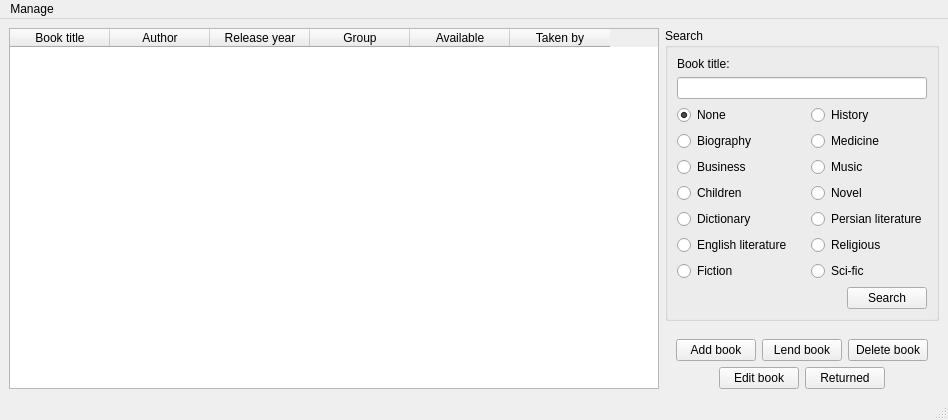
The window that mainwindow.ui (Alligraphic/BookShelf) describes before a commit, drawn with Qt 5.
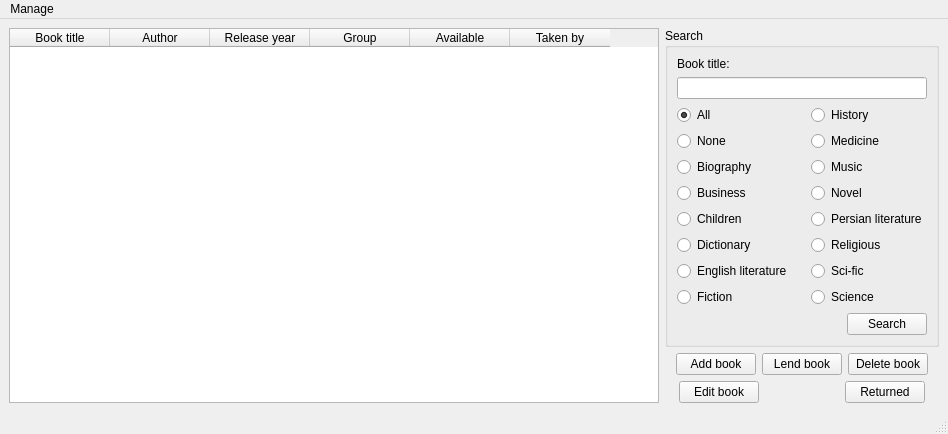
The same window after the commit.

Diff of the .ui file:
```diff
--- a/mainwindow.ui
+++ b/mainwindow.ui
@@ -90,13 +90,23 @@
           <layout class="QHBoxLayout" name="horizontalLayout_4">
            <item>
             <layout class="QVBoxLayout" name="verticalLayout">
+             <item>
+              <widget class="QRadioButton" name="rdioAll">
+               <property name="text">
+                <string>All</string>
+               </property>
+               <property name="checked">
+                <bool>true</bool>
+               </property>
+              </widget>
+             </item>
              <item>
               <widget class="QRadioButton" name="rdioNone">
                <property name="text">
                 <string>None</string>
                </property>
                <property name="checked">
-                <bool>true</bool>
+                <bool>false</bool>
                </property>
               </widget>
              </item>
@@ -208,6 +218,13 @@
                </property>
               </widget>
              </item>
+             <item>
+              <widget class="QRadioButton" name="rdioScience">
+               <property name="text">
+                <string>Science</string>
+               </property>
+              </widget>
+             </item>
             </layout>
            </item>
           </layout>
@@ -325,6 +342,19 @@
           </property>
          </widget>
         </item>
+        <item>
+         <spacer name="horizontalSpacer_7">
+          <property name="orientation">
+           <enum>Qt::Horizontal</enum>
+          </property>
+          <property name="sizeHint" stdset="0">
+           <size>
+            <width>105</width>
+            <height>20</height>
+           </size>
+          </property>
+         </spacer>
+        </item>
         <item>
          <widget class="QPushButton" name="btnReturn">
           <property name="text">
```
